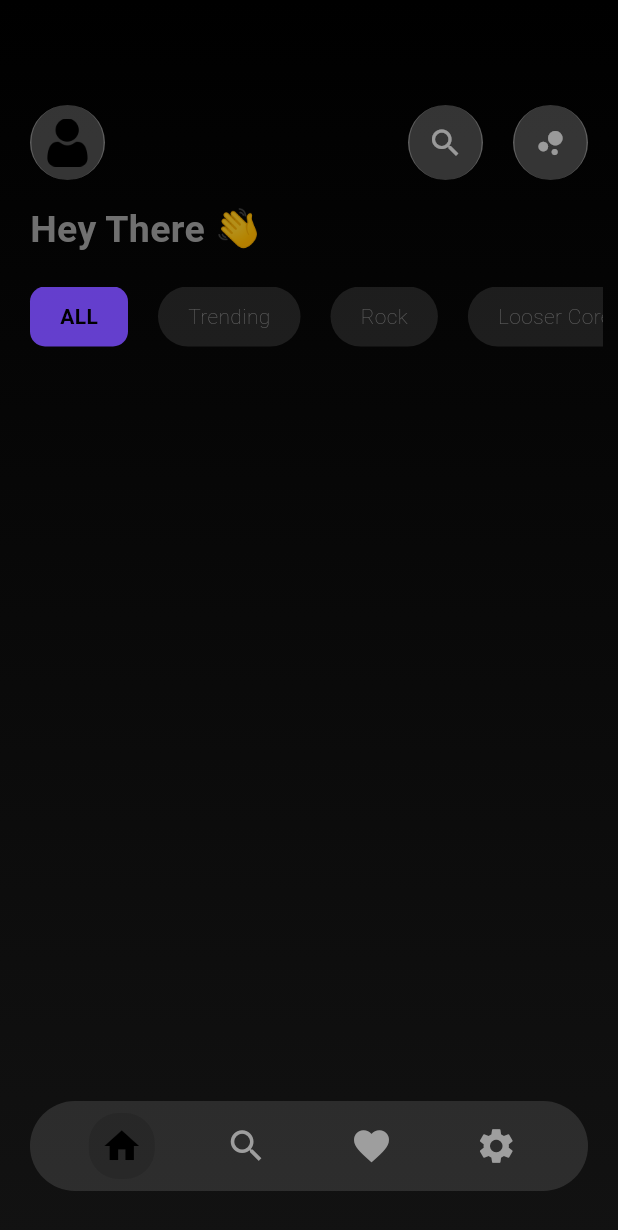
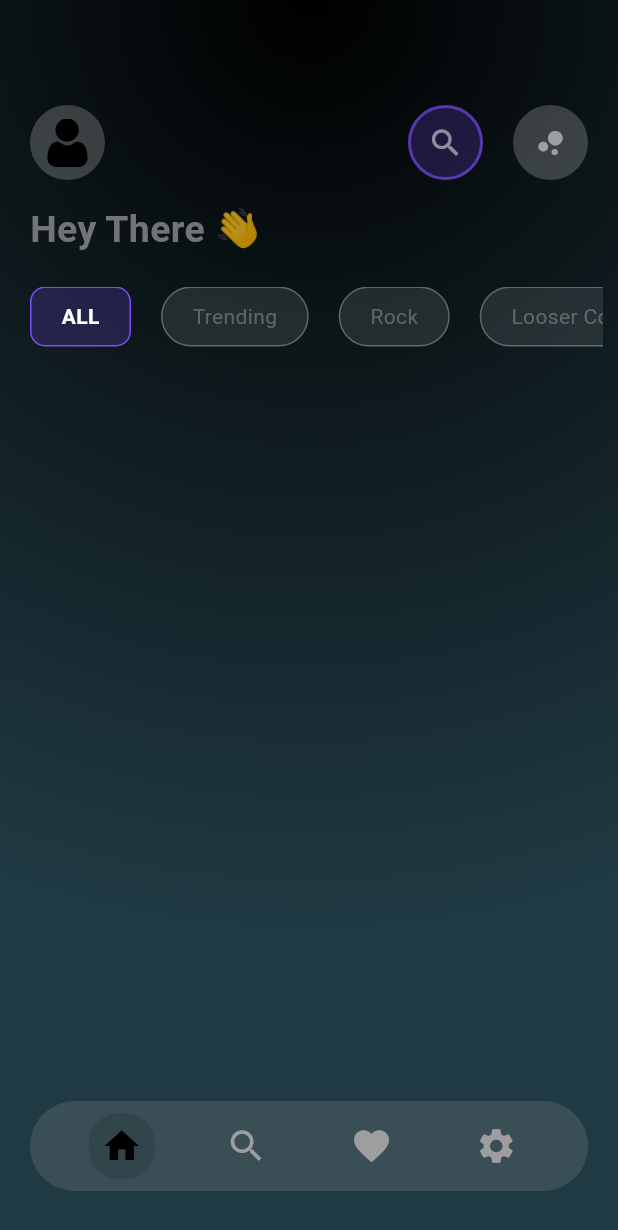
Before and after one commit to MridulSharma2552007/Bit_M, a Flutter app: the screen it shows after launch, on a phone screen of 412 x 824 dp. Shown: the top 1230 px of the screen. Run offline on Flutter 3.47's test engine with Material 3 defaults, Android fonts, the phone set to English and light mode, and no system bars; our stand-ins replace just_audio, typewritertext, video_player.

Commit message:
Refactor Home screen styling; change background to radial gradient and update category selection visuals

```diff
--- a/lib/roots/home.dart
+++ b/lib/roots/home.dart
@@ -18,10 +18,10 @@ class _HomeState extends State<Home> {
         width: double.infinity,
         height: double.infinity,
         decoration: BoxDecoration(
-          gradient: const LinearGradient(
-            begin: Alignment.topCenter,
-            end: Alignment.bottomCenter,
-            colors: [Colors.black, Color.fromARGB(255, 18, 18, 18)],
+          gradient: RadialGradient(
+            colors: [Color(0xFF000000), Color(0xFF203A43)],
+            center: Alignment.topCenter,
+            radius: 1.5,
           ),
         ),
         child: SingleChildScrollView(
@@ -67,9 +67,14 @@ class _HomeState extends State<Home> {
                           child: Container(
                             height: 30,
                             decoration: BoxDecoration(
+                              border: Border.all(
+                                color: selectedIndex == index
+                                    ? Colors.deepPurpleAccent
+                                    : Colors.grey.withValues(alpha: 0.5),
+                              ),
                               color: selectedIndex == index
                                   ? Colors.deepPurpleAccent.withValues(
-                                      alpha: 0.8,
+                                      alpha: 0.2,
                                     )
                                   : Colors.white.withValues(alpha: 0.1),
                               borderRadius: selectedIndex == index
@@ -85,11 +90,11 @@ class _HomeState extends State<Home> {
                                   allcat,
                                   style: TextStyle(
                                     color: selectedIndex == index
-                                        ? Colors.black
+                                        ? Colors.white
                                         : Colors.grey.withValues(alpha: 0.5),
                                     fontWeight: selectedIndex == index
                                         ? FontWeight.bold
-                                        : FontWeight.w100,
+                                        : FontWeight.normal,
                                   ),
                                 ),
                               ),
@@ -116,7 +121,11 @@ class TopFullTray extends StatelessWidget {
   Widget build(BuildContext context) {
     return Row(
       children: [
-        UpperTray(imgPath: 'lib/assets/Images/user.png', icon: null),
+        UpperTray(
+          imgPath: 'lib/assets/Images/user.png',
+          icon: null,
+          isSearch: false,
+        ),
         Spacer(),
         UpperTray(
           imgPath: null,
@@ -125,9 +134,10 @@ class TopFullTray extends StatelessWidget {
             context,
             MaterialPageRoute(builder: (context) => Search()),
           ),
+          isSearch: true,
         ),
         SizedBox(width: 20),
-        UpperTray(imgPath: null, icon: Icons.bubble_chart),
+        UpperTray(imgPath: null, icon: Icons.bubble_chart, isSearch: false),
       ],
     );
   }
@@ -137,11 +147,13 @@ class UpperTray extends StatefulWidget {
   final String? imgPath;
   final IconData? icon;
   final VoidCallback? ontap;
+  final bool isSearch;
   const UpperTray({
     super.key,
     required this.imgPath,
     this.ontap,
     required this.icon,
+    required this.isSearch,
   });
 
   @override
@@ -157,12 +169,16 @@ class _UpperTrayState extends State<UpperTray> {
         height: 50,
         width: 50,
         decoration: BoxDecoration(
-          border: Border(
-            left: BorderSide(color: Colors.white.withValues(alpha: 0.2)),
-            right: BorderSide(color: Colors.white.withValues(alpha: 0.2)),
-          ),
+          border: widget.isSearch
+              ? Border.all(
+                  color: Colors.deepPurpleAccent.withValues(alpha: 0.6),
+                  width: 2,
+                )
+              : Border.all(color: Colors.transparent),
           borderRadius: BorderRadius.circular(100),
-          color: Colors.white.withValues(alpha: 0.2),
+          color: widget.isSearch
+              ? Colors.deepPurpleAccent.withValues(alpha: 0.2)
+              : Colors.white.withValues(alpha: 0.2),
         ),
         child: Padding(
           padding: const EdgeInsets.all(8.0),
```
